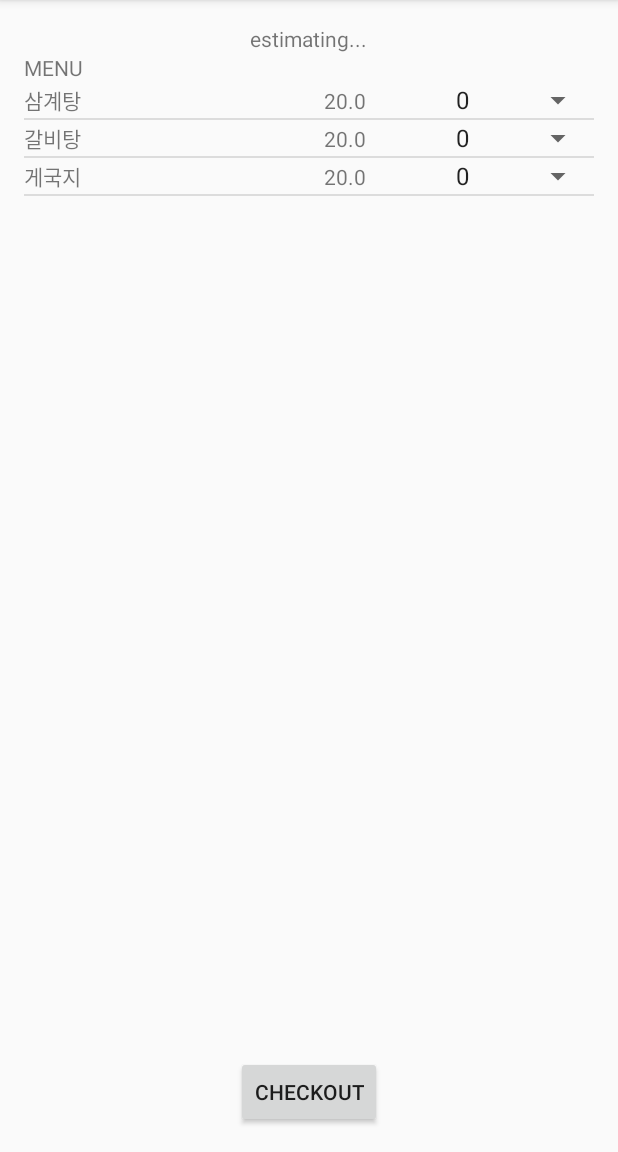
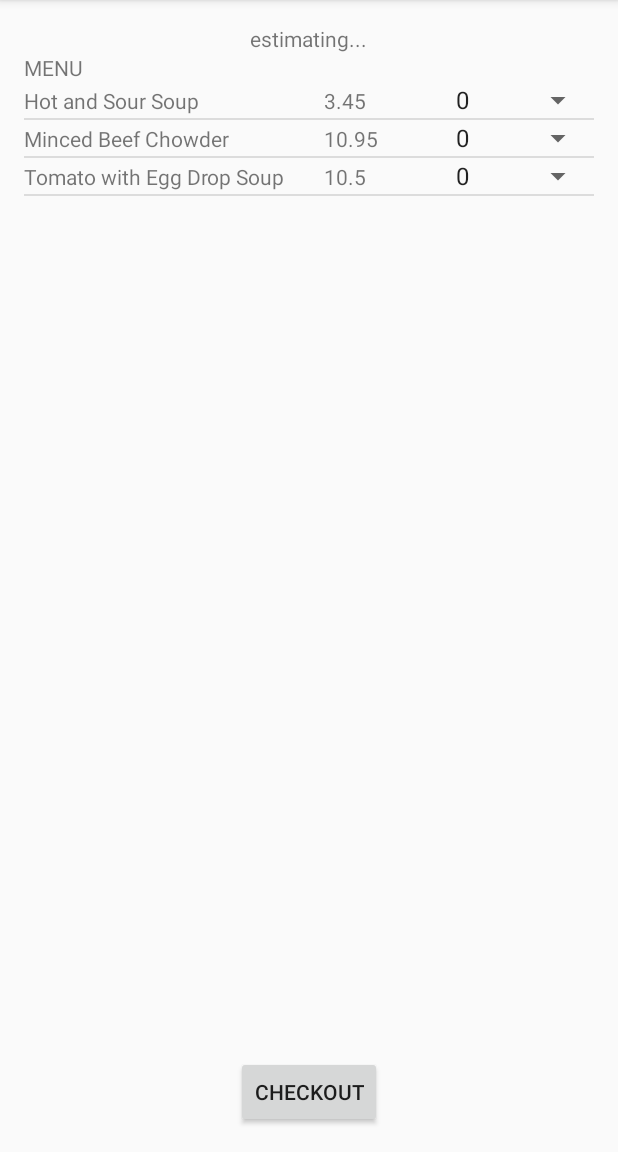
Before and after one commit to yayshine/PickUp, an Android app: the screen it shows after launch (OrderActivity), after a tap on "name", on a phone screen of 412 x 824 dp, the part 84-1236 px from its top. Run offline under Robolectric (Android 15) with nearby library versions, the phone set to English and light mode, and no system bars; 1 statement that could not run was skipped.

Commit message:
Implemented MenuFragment functionality and added ReviewFragment

```diff
--- a/app/src/main/java/com/mobile/pickup/Controller/CustomerSide/Menu/MenuFragment.java
+++ b/app/src/main/java/com/mobile/pickup/Controller/CustomerSide/Menu/MenuFragment.java
@@ -4,23 +4,32 @@ package com.mobile.pickup.Controller.CustomerSide.Menu;
 import android.os.Bundle;
 import android.support.annotation.Nullable;
 import android.support.v4.app.Fragment;
+import android.util.Log;
 import android.view.LayoutInflater;
 import android.view.View;
 import android.view.ViewGroup;
 import android.widget.AdapterView;
+import android.widget.Button;
 import android.widget.ListView;
 
 import com.mobile.pickup.Controller.CustomerSide.OrderActivity;
+import com.mobile.pickup.Controller.CustomerSide.Review.ReviewFragment;
 import com.mobile.pickup.Controller.CustomerSide.VendorList.VendorListAdapter;
 import com.mobile.pickup.Model.CustomerSide.VendorList.VendorListHeader;
 import com.mobile.pickup.Model.FoodItem;
+import com.mobile.pickup.Model.Order;
 import com.mobile.pickup.R;
+import com.mobile.pickup.View.CustomerSide.Menu.FoodItemView;
+
+import java.util.List;
+import java.util.Map;
 
 /**
  * A simple {@link Fragment} subclass.
  */
 public class MenuFragment extends Fragment {
 
+    int mVendorId;
     FoodItem[] mMenu;
 
     public MenuFragment() {
@@ -31,24 +40,40 @@ public class MenuFragment extends Fragment {
     public void onCreate(@Nullable Bundle savedInstanceState) {
         super.onCreate(savedInstanceState);
         // Dummy data for now
+
+        mVendorId = 0;
+
         mMenu = new FoodItem[3];
-        mMenu[0] = new FoodItem(0, "삼계탕", 20, "맛있는 삼계탕");
-        mMenu[1] = new FoodItem(1, "갈비탕", 20, "맛있는 갈비탕");
-        mMenu[2] = new FoodItem(2, "게국지", 20, "보글보글 게국지");
+        mMenu[0] = new FoodItem(0, "Hot and Sour Soup", 3.45f, "Spicy");
+        mMenu[1] = new FoodItem(1, "Minced Beef Chowder", 10.95f, "Minced Beef Chowder");
+        mMenu[2] = new FoodItem(2, "Tomato with Egg Drop Soup", 10.50f, "Tomato with Egg Drop Soup");
     }
 
     @Override
     public View onCreateView(LayoutInflater inflater, ViewGroup container,
                              Bundle savedInstanceState) {
-        View rootView = inflater.inflate(R.layout.fragment_menu, container, false);
+        final View rootView = inflater.inflate(R.layout.fragment_menu, container, false);
 
-        ListView listView = (ListView)rootView.findViewById(R.id.list_menu);
+        final ListView listView = (ListView)rootView.findViewById(R.id.list_menu);
 
-        MenuAdapter adapter = new MenuAdapter(mMenu);
+        final MenuAdapter adapter = new MenuAdapter(mMenu);
 
         listView.setAdapter(adapter);
 
+        Button btn_checkout = (Button)rootView.findViewById(R.id.btn_checkout);
+        btn_checkout.setOnClickListener(new View.OnClickListener() {
+            @Override
+            public void onClick(View v) {
+                OrderActivity.mOrder.setVendorID(mVendorId);
+
+                // navigate to next fragment
+                ((OrderActivity) getActivity()).mFragmentManager.beginTransaction()
+                        .addToBackStack(OrderActivity.TAG_MENU)
+                        .replace(R.id.container, new ReviewFragment())
+                        .commit();
+            }
+        });
+
         return rootView;
     }
-
 }
--- a/app/src/main/java/com/mobile/pickup/Controller/CustomerSide/OrderActivity.java
+++ b/app/src/main/java/com/mobile/pickup/Controller/CustomerSide/OrderActivity.java
@@ -8,13 +8,12 @@ import com.mobile.pickup.Controller.CustomerSide.VendorList.VendorListFragment;
 import com.mobile.pickup.Model.Order;
 import com.mobile.pickup.R;
 
-import java.util.ArrayList;
-import java.util.List;
-
 public class OrderActivity extends AppCompatActivity {
+    public static final String TAG_VENDOR_LIST = "VENDOR_LIST";
+    public static final String TAG_MENU = "MENU";
 
     public FragmentManager mFragmentManager;
-    public List<Order> orderList = new ArrayList<>();
+    public static Order mOrder = new Order();
 
     @Override
     protected void onCreate(Bundle savedInstanceState) {
--- a/app/src/main/java/com/mobile/pickup/Controller/CustomerSide/VendorList/VendorListFragment.java
+++ b/app/src/main/java/com/mobile/pickup/Controller/CustomerSide/VendorList/VendorListFragment.java
@@ -54,6 +54,7 @@ public class VendorListFragment extends Fragment {
             public void onItemClick(AdapterView<?> parent, View view, int position, long id) {
                 // navigate to next fragment
                 ((OrderActivity) getActivity()).mFragmentManager.beginTransaction()
+                        .addToBackStack(OrderActivity.TAG_VENDOR_LIST)
                         .replace(R.id.container, new MenuFragment())
                         .commit();
             }
--- a/app/src/main/java/com/mobile/pickup/View/CustomerSide/Menu/FoodItemView.java
+++ b/app/src/main/java/com/mobile/pickup/View/CustomerSide/Menu/FoodItemView.java
@@ -1,11 +1,15 @@
 package com.mobile.pickup.View.CustomerSide.Menu;
 
 import android.content.Context;
+import android.view.View;
+import android.widget.AdapterView;
 import android.widget.ArrayAdapter;
 import android.widget.FrameLayout;
 import android.widget.Spinner;
 import android.widget.TextView;
 
+import com.mobile.pickup.Controller.CustomerSide.Menu.MenuAdapter;
+import com.mobile.pickup.Controller.CustomerSide.OrderActivity;
 import com.mobile.pickup.Model.FoodItem;
 import com.mobile.pickup.R;
 
@@ -27,12 +31,28 @@ public class FoodItemView extends FrameLayout {
         spinner_quantity = (Spinner)findViewById(R.id.spinner_quantity);
     }
 
-    public void setData(FoodItem foodItem){
+    public void setData(final FoodItem foodItem){
         text_name.setText(foodItem.getName());
         text_price.setText(Float.toString(foodItem.getPrice()));
 
         Integer[] quants = new Integer[]{0, 1, 2, 3, 4, 5, 6, 7, 8, 9, 10, 11, 12, 13, 14, 15, 16, 17, 18, 19, 20, 21, 22, 23, 24, 25, 26, 27, 28, 29, 30};
-        ArrayAdapter<Integer> quantAdapter = new ArrayAdapter<Integer>(getContext(), android.R.layout.simple_spinner_item, quants);
+        ArrayAdapter<Integer> quantAdapter = new ArrayAdapter<>(getContext(), android.R.layout.simple_spinner_item, quants);
         spinner_quantity.setAdapter(quantAdapter);
+        spinner_quantity.setOnItemSelectedListener(new AdapterView.OnItemSelectedListener() {
+            @Override
+            public void onItemSelected(AdapterView<?> parent, View view, int position, long id) {
+                int quantity = (int)parent.getSelectedItem();
+                if(quantity > 0) {
+                    OrderActivity.mOrder.getFoodItemQuantityPair().put(foodItem.getFoodItemID(), quantity);
+                }else{
+                    OrderActivity.mOrder.getFoodItemQuantityPair().remove(foodItem.getFoodItemID());
+                }
+            }
+
+            @Override
+            public void onNothingSelected(AdapterView<?> parent) {
+
+            }
+        });
     }
 }
--- a/app/src/main/res/layout/view_food_item.xml
+++ b/app/src/main/res/layout/view_food_item.xml
@@ -22,5 +22,4 @@
         android:layout_width="100dp"
         android:layout_height="wrap_content" />
 
-
 </LinearLayout>
```
Also changed, not shown: app/src/main/java/com/mobile/pickup/Controller/CustomerSide/Menu/MenuAdapter.java (+5 -2 lines), app/src/main/java/com/mobile/pickup/Controller/CustomerSide/Review/ReviewFragment.java (added, +29 -0 lines), app/src/main/res/layout/fragment_review.xml (added, +13 -0 lines).
